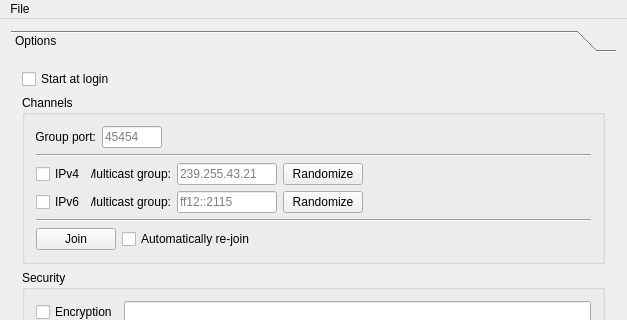
b0bh00d/ClipNet, file mainwindow.ui: the form before one commit; both pictures show x 0 to 627 and y 0 to 320 of the 627 by 565 pixel window.
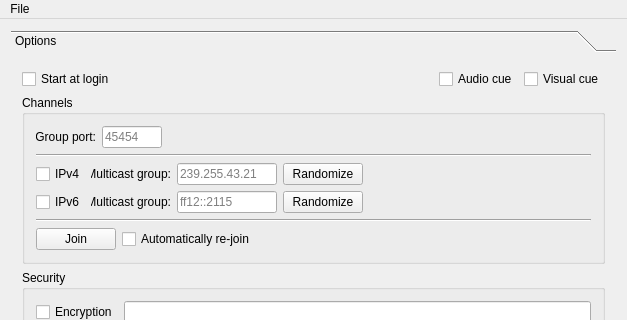
The form after the commit. Icons and pictures are not drawn.

Commit message: - Added (Linux-only) audio and video cues for indicating events have been sent to the group - Added an OBFUSCATE target for doing roll-your-own encryption across platforms

```diff
--- a/mainwindow.ui
+++ b/mainwindow.ui
@@ -31,8 +31,8 @@
         <rect>
          <x>0</x>
          <y>0</y>
-         <width>592</width>
-         <height>302</height>
+         <width>595</width>
+         <height>353</height>
         </rect>
        </property>
        <attribute name="icon">
@@ -44,11 +44,42 @@
        </attribute>
        <layout class="QVBoxLayout" name="verticalLayout_3">
         <item>
-         <widget class="QCheckBox" name="check_AutoStart">
-          <property name="text">
-           <string>Start at login</string>
-          </property>
-         </widget>
+         <layout class="QHBoxLayout" name="horizontalLayout_7">
+          <item>
+           <widget class="QCheckBox" name="check_AutoStart">
+            <property name="text">
+             <string>Start at login</string>
+            </property>
+           </widget>
+          </item>
+          <item>
+           <spacer name="horizontalSpacer_6">
+            <property name="orientation">
+             <enum>Qt::Horizontal</enum>
+            </property>
+            <property name="sizeHint" stdset="0">
+             <size>
+              <width>40</width>
+              <height>20</height>
+             </size>
+            </property>
+           </spacer>
+          </item>
+          <item>
+           <widget class="QCheckBox" name="check_AudioCue">
+            <property name="text">
+             <string>Audio cue</string>
+            </property>
+           </widget>
+          </item>
+          <item>
+           <widget class="QCheckBox" name="check_VisualCue">
+            <property name="text">
+             <string>Visual cue</string>
+            </property>
+           </widget>
+          </item>
+         </layout>
         </item>
         <item>
          <widget class="QGroupBox" name="group_MulticastGroupIPv4">
```
Left out of the diff: 24 changed lines with no effect on the pictures. The commit also changes 7 other files.
